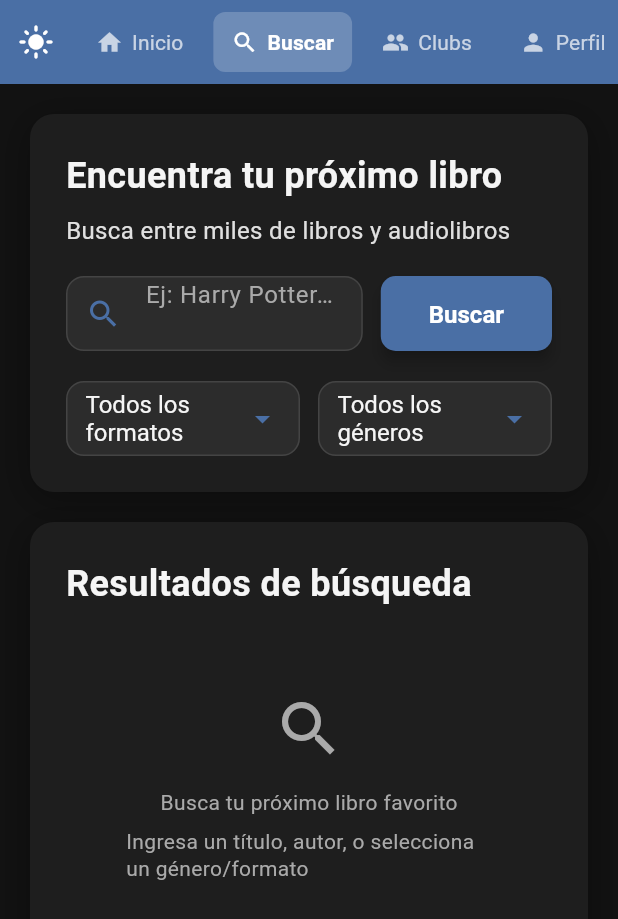
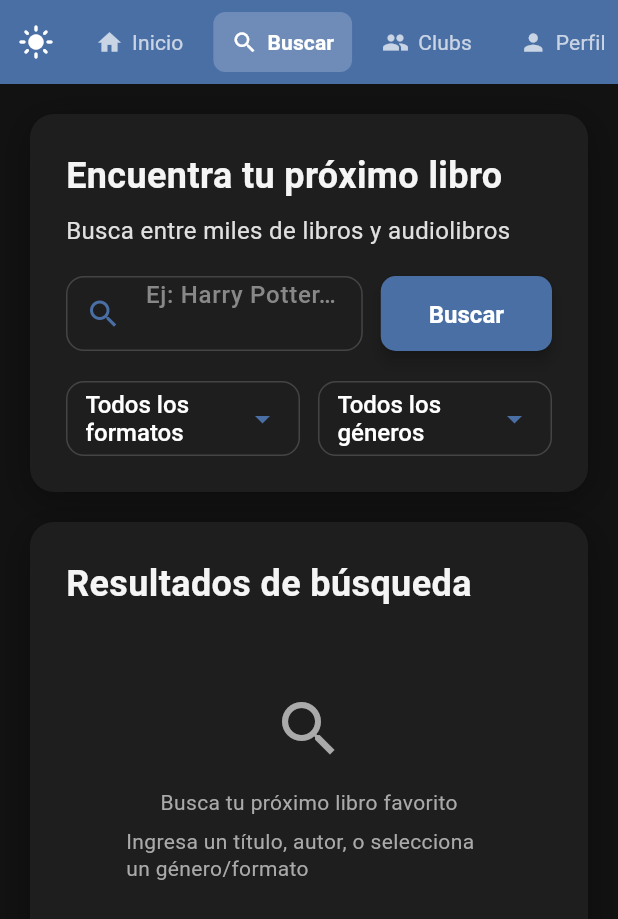
Before and after one commit to CristianB761/Bookworm-2, a Flutter app: the Buscar screen opened by its route, after a tap on the "dark mode" icon, on a phone screen of 412 x 824 dp. Shown: the top 919 px of the screen. Run offline on Flutter 3.47's test engine with Material 3 defaults, Android fonts, the phone set to English and light mode, and no system bars; our stand-ins replace cloud_firestore, connectivity_plus, firebase_auth, firebase_core, firebase_storage, fl_chart and 3 more; accounts and stored records are empty.

Commit message:
modo oscuro y claro

```diff
--- a/lib/autenticacion.dart
+++ b/lib/autenticacion.dart
@@ -1,6 +1,8 @@
 import 'package:flutter/material.dart';
 import 'package:firebase_auth/firebase_auth.dart';
+import 'package:provider/provider.dart';
 import 'diseno.dart';
+import 'theme_provider.dart';
 import 'servicio/servicio_firestore.dart';
 import 'modelos/datos_usuario.dart';
 
@@ -192,11 +194,19 @@ class _EstadoPantallaAuth extends State<Autenticacion> {
 
   Widget _construirCampoTexto(TextEditingController controlador, String etiqueta, IconData icono,
   {bool textoOculto = false, VoidCallback? alAlternarVisibilidad, TextInputType? tipoTeclado}) {
+    return Consumer<ThemeProvider>(
+      builder: (context, themeProvider, child) {
+        final esModoOscuro = themeProvider.esModoOscuro;
+        final fillColor = esModoOscuro ? const Color(0xFF2C2C2C) : const Color(0xFFFAFAFA);
+        final textColor = esModoOscuro ? Colors.white : Colors.black87;
+        final labelColor = esModoOscuro ? const Color(0xFFBBBBBB) : const Color(0xFF9E9E9E);
+        final borderColor = esModoOscuro ? const Color(0xFF555555) : const Color(0xFF9E9E9E);
+
         return TextFormField(
           controller: controlador,
           decoration: InputDecoration(
             labelText: etiqueta,
-        labelStyle: const TextStyle(color: Color(0xFF9E9E9E)),
+            labelStyle: TextStyle(color: labelColor),
             prefixIcon: Icon(icono, color: AppColores.primario),
             suffixIcon: alAlternarVisibilidad != null ? IconButton(
               icon: Icon(textoOculto ? Icons.visibility_off : Icons.visibility,
@@ -210,16 +220,18 @@ class _EstadoPantallaAuth extends State<Autenticacion> {
             ),
             enabledBorder: OutlineInputBorder(
               borderRadius: BorderRadius.circular(10),
-          borderSide: const BorderSide(color: Color(0xFF9E9E9E)),
+              borderSide: BorderSide(color: borderColor),
             ),
             filled: true,
-        fillColor: const Color(0xFFFAFAFA),
+            fillColor: fillColor,
             contentPadding: const EdgeInsets.symmetric(vertical: 15, horizontal: 20),
           ),
           obscureText: textoOculto,
           enabled: !_estaCargando,
           keyboardType: tipoTeclado,
-      style: const TextStyle(fontSize: 16),
+          style: TextStyle(fontSize: 16, color: textColor),
+        );
+      },
     );
   }
 
--- a/lib/componentes.dart
+++ b/lib/componentes.dart
@@ -134,7 +134,7 @@ class EstadoVacio extends StatelessWidget {
       padding: const EdgeInsets.all(40),
       decoration: BoxDecoration(
         color: Theme.of(context).brightness == Brightness.light
-            ? AppColores.fondo
+            ? const Color(0xFFF5F5F5)
             : const Color(0xFF1E1E1E),
         borderRadius: BorderRadius.circular(12),
       ),
@@ -167,17 +167,20 @@ class BarraBusquedaPersonalizada extends StatelessWidget {
 
   @override
   Widget build(BuildContext context) {
+    final esModoOscuro = Theme.of(context).brightness == Brightness.dark;
+    final colorTexto = esModoOscuro ? Colors.white : Colors.black87;
+    final colorFondo = esModoOscuro ? const Color(0xFF1E1E1E) : const Color(0xFFF5F5F5);
+    final colorBorde = esModoOscuro ? const Color(0xFF444444) : const Color(0xFFDDDDDD);
+
     return Row(
       children: [
         Expanded(
           child: Container(
             height: 50,
             decoration: BoxDecoration(
-              color: Theme.of(context).brightness == Brightness.light
-                  ? AppColores.fondo
-                  : const Color(0xFF2C2C2C),
+              color: colorFondo,
               borderRadius: BorderRadius.circular(12),
-              border: Border.all(color: Theme.of(context).dividerColor),
+              border: Border.all(color: colorBorde),
             ),
             child: TextField(
               controller: controlador,
@@ -185,7 +188,7 @@ class BarraBusquedaPersonalizada extends StatelessWidget {
                 hintText: textoHint,
                 hintStyle: TextStyle(
                   fontSize: 16,
-                  color: Theme.of(context).hintColor,
+                  color: esModoOscuro ? const Color(0xFF888888) : const Color(0xFFAAAAAA),
                 ),
                 border: InputBorder.none,
                 contentPadding: const EdgeInsets.symmetric(horizontal: 16),
@@ -193,7 +196,8 @@ class BarraBusquedaPersonalizada extends StatelessWidget {
               ),
               style: TextStyle(
                 fontSize: 16,
-                color: Theme.of(context).textTheme.bodyLarge?.color,
+                color: colorTexto,
+                fontWeight: FontWeight.w500,
               ),
             ),
           ),
@@ -228,31 +232,36 @@ class FiltroDesplegable extends StatelessWidget {
 
   @override
   Widget build(BuildContext context) {
+    final esModoOscuro = Theme.of(context).brightness == Brightness.dark;
+    final colorFondo = esModoOscuro ? const Color(0xFF1E1E1E) : const Color(0xFFF5F5F5);
+    final colorTexto = esModoOscuro ? Colors.white : Colors.black87;
+    final colorBorde = esModoOscuro ? const Color(0xFF444444) : const Color(0xFFDDDDDD);
+
     return Container(
       padding: const EdgeInsets.symmetric(horizontal: 12),
       decoration: BoxDecoration(
-        color: Theme.of(context).brightness == Brightness.light
-            ? AppColores.fondo
-            : const Color(0xFF2C2C2C),
+        color: colorFondo,
         borderRadius: BorderRadius.circular(12),
-        border: Border.all(color: Theme.of(context).dividerColor),
+        border: Border.all(color: colorBorde),
       ),
       child: DropdownButtonHideUnderline(
         child: DropdownButton<String>(
           value: valor,
           isExpanded: true,
-          hint: Text(hint, style: TextStyle(color: Theme.of(context).hintColor)),
-          dropdownColor: Theme.of(context).brightness == Brightness.light
-              ? Colors.white
-              : const Color(0xFF2C2C2C),
+          hint: Text(hint, style: TextStyle(
+            color: esModoOscuro ? const Color(0xFF888888) : const Color(0xFFAAAAAA),
+            fontSize: 16,
+          )),
+          dropdownColor: colorFondo,
           style: TextStyle(
-            color: Theme.of(context).textTheme.bodyLarge?.color,
+            color: colorTexto,
             fontSize: 16,
+            fontWeight: FontWeight.w500,
           ),
           icon: const Icon(Icons.arrow_drop_down, color: AppColores.primario),
           items: items.map((valor) => DropdownMenuItem<String>(
             value: valor,
-            child: Text(valor),
+            child: Text(valor, style: TextStyle(color: colorTexto)),
           )).toList(),
           onChanged: alCambiar,
         ),
--- a/lib/diseno.dart
+++ b/lib/diseno.dart
@@ -163,8 +163,11 @@ class EstilosApp {
   }
 
   static BoxDecoration tarjetaPlana(BuildContext context) {
+    final esModoOscuro = Theme.of(context).brightness == Brightness.dark;
+    final colorFondo = esModoOscuro ? const Color(0xFF2C2C2C) : const Color(0xFFF5F5F5);
+
     return BoxDecoration(
-      color: Theme.of(context).cardColor,
+      color: colorFondo,
       borderRadius: BorderRadius.circular(12),
       boxShadow: [
         BoxShadow(
```
Lines whose indentation alone changed are shown as unchanged.
